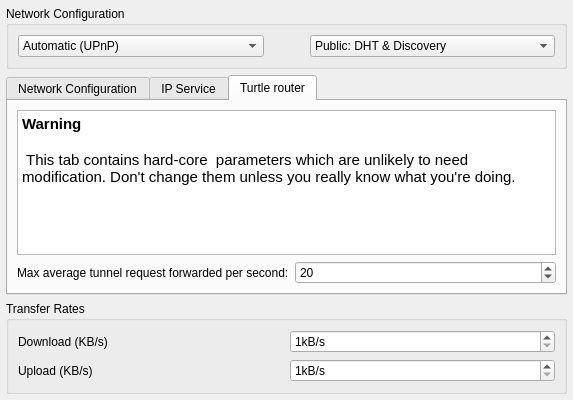
This is retroshare-gui/src/gui/settings/ServerPage.ui in RetroShare/RetroShare as Qt 5 draws it before an edit. The edited form follows.
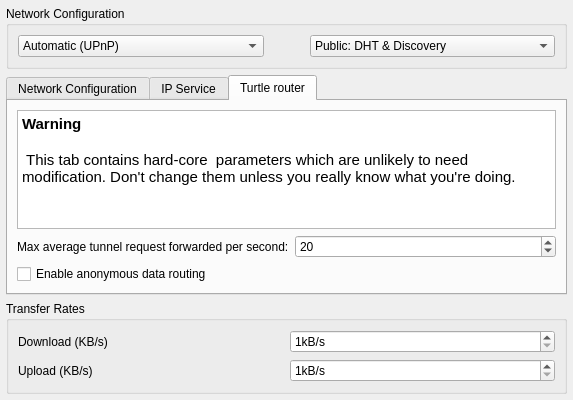
This is the edited form. The open tabs and pages were chosen to show the change.

Commit message: added global switch to enable/disable anonymous routing. This will be used for connexion profiles with very limited bandwidth

What changed in the file:
```diff
--- a/retroshare-gui/src/gui/settings/ServerPage.ui
+++ b/retroshare-gui/src/gui/settings/ServerPage.ui
@@ -364,10 +364,10 @@
           <string>&lt;!DOCTYPE HTML PUBLIC &quot;-//W3C//DTD HTML 4.0//EN&quot; &quot;http://www.w3.org/TR/REC-html40/strict.dtd&quot;&gt;
 &lt;html&gt;&lt;head&gt;&lt;meta name=&quot;qrichtext&quot; content=&quot;1&quot; /&gt;&lt;style type=&quot;text/css&quot;&gt;
 p, li { white-space: pre-wrap; }
-&lt;/style&gt;&lt;/head&gt;&lt;body style=&quot; font-family:'MS Shell Dlg 2'; font-size:8.25pt; font-weight:400; font-style:normal;&quot;&gt;
-&lt;p style=&quot; margin-top:0px; margin-bottom:0px; margin-left:0px; margin-right:0px; -qt-block-indent:0; text-indent:0px;&quot;&gt;&lt;span style=&quot; font-family:'Ubuntu'; font-size:11pt; font-weight:600;&quot;&gt;Warning&lt;/span&gt;&lt;/p&gt;
-&lt;p style=&quot;-qt-paragraph-type:empty; margin-top:0px; margin-bottom:0px; margin-left:0px; margin-right:0px; -qt-block-indent:0; text-indent:0px; font-family:'Ubuntu'; font-size:11pt; font-weight:600;&quot;&gt;&lt;/p&gt;
-&lt;p style=&quot; margin-top:0px; margin-bottom:0px; margin-left:0px; margin-right:0px; -qt-block-indent:0; text-indent:0px;&quot;&gt;&lt;span style=&quot; font-family:'Ubuntu'; font-size:11pt; font-weight:600;&quot;&gt; &lt;/span&gt;&lt;span style=&quot; font-family:'Ubuntu'; font-size:11pt;&quot;&gt;This tab contains hard-core  parameters which are unlikely to need modification. Don't change them unless you really know what you're doing. &lt;/span&gt;&lt;/p&gt;&lt;/body&gt;&lt;/html&gt;</string>
+&lt;/style&gt;&lt;/head&gt;&lt;body style=&quot; font-family:'Ubuntu'; font-size:11pt; font-weight:400; font-style:normal;&quot;&gt;
+&lt;p style=&quot; margin-top:0px; margin-bottom:0px; margin-left:0px; margin-right:0px; -qt-block-indent:0; text-indent:0px;&quot;&gt;&lt;span style=&quot; font-weight:600;&quot;&gt;Warning&lt;/span&gt;&lt;/p&gt;
+&lt;p style=&quot;-qt-paragraph-type:empty; margin-top:0px; margin-bottom:0px; margin-left:0px; margin-right:0px; -qt-block-indent:0; text-indent:0px; font-weight:600;&quot;&gt;&lt;br /&gt;&lt;/p&gt;
+&lt;p style=&quot; margin-top:0px; margin-bottom:0px; margin-left:0px; margin-right:0px; -qt-block-indent:0; text-indent:0px;&quot;&gt;&lt;span style=&quot; font-weight:600;&quot;&gt; &lt;/span&gt;This tab contains hard-core  parameters which are unlikely to need modification. Don't change them unless you really know what you're doing. &lt;/p&gt;&lt;/body&gt;&lt;/html&gt;</string>
          </property>
         </widget>
        </item>
@@ -407,6 +407,16 @@
          </item>
         </layout>
        </item>
+       <item>
+        <widget class="QCheckBox" name="_turtle_enabled_CB">
+         <property name="toolTip">
+          <string>&lt;html&gt;&lt;head/&gt;&lt;body&gt;&lt;p&gt;Unchecking this disables all anonymous routing activity, except cache cleaning. Incoming tunnel requests are discarded, and no tunnel requests are sent to anyone. &lt;/p&gt;&lt;p&gt;&lt;br/&gt;&lt;/p&gt;&lt;/body&gt;&lt;/html&gt;</string>
+         </property>
+         <property name="text">
+          <string>Enable anonymous data routing</string>
+         </property>
+        </widget>
+       </item>
        <item>
         <spacer name="verticalSpacer_2">
          <property name="orientation">
```
Left out of the diff: 2 changed lines with no effect on the pictures. The commit also changes 5 other files.
